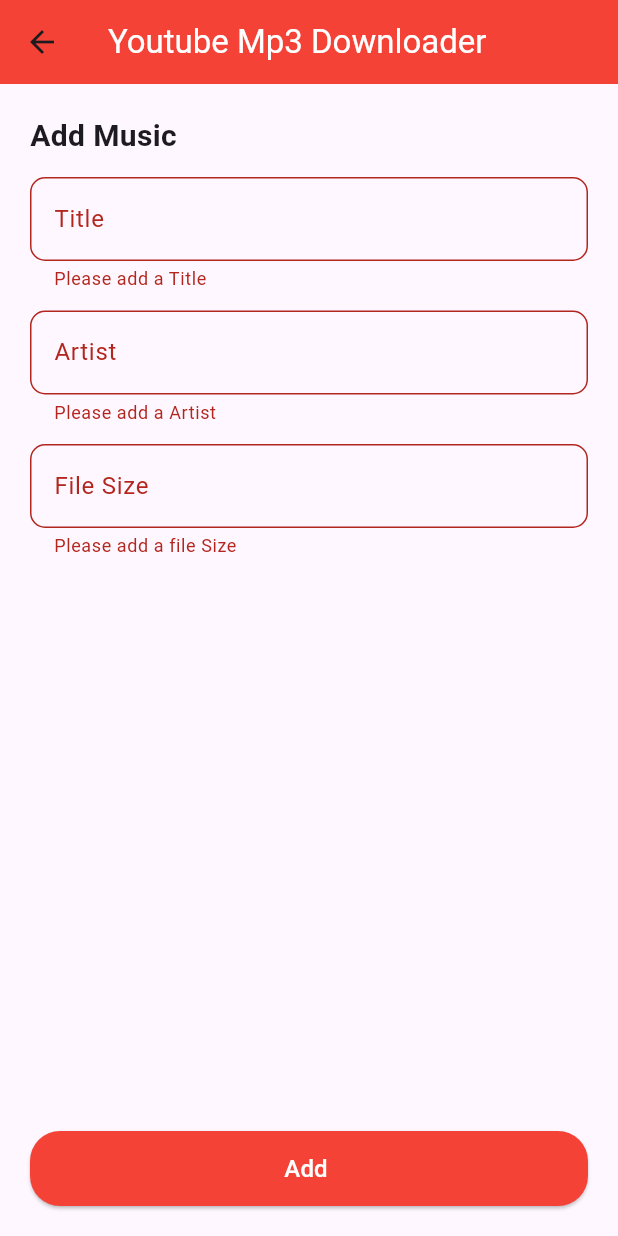
After one commit to KennJ78/biblequotes, a Flutter app: the Addmusic screen opened by its route, after a tap on "Add", on a phone screen of 412 x 824 dp. The commit adds this screen. Run offline on Flutter 3.47's test engine with Material 3 defaults, Android fonts, the phone set to English and light mode, and no system bars.

Commit message:
DynamicUILayout1withForm_YTmp3Downloader

```diff
--- a/lib/main.dart
+++ b/lib/main.dart
@@ -1,9 +1,13 @@
+import 'package:bible_quotes_app/pages/AddMusic.dart';
 import 'package:bible_quotes_app/pages/Dashboard.dart';
 import 'package:bible_quotes_app/pages/Listitems.dart';
 import 'package:flutter/material.dart';
 
 void main() {
   runApp(MaterialApp(
-    home: Listitems()
+    routes: {
+      '/': (context) => Listitems(),
+      '/add' : (context) => Addmusic()
+    },
   ));
 }
--- /dev/null
+++ b/lib/pages/AddMusic.dart
@@ -0,0 +1,141 @@
+import 'package:flutter/material.dart';
+
+class Addmusic extends StatefulWidget {
+  const Addmusic({super.key});
+
+  @override
+  State<Addmusic> createState() => _AddmusicState();
+}
+
+class _AddmusicState extends State<Addmusic> {
+
+  final _formKey = GlobalKey<FormState>();
+  String _title = '';
+  String _Artist = '';
+  double _filesize = 0.0;
+
+  @override
+  Widget build(BuildContext context) {
+    return Scaffold(
+      appBar: AppBar(
+        backgroundColor: Colors.red,
+        title: const Text(
+          'Youtube Mp3 Downloader',
+          style: TextStyle(
+            color: Colors.white,
+          ),
+        ),
+      ),
+      body: Column(
+        children: [
+          Expanded(
+            child: SingleChildScrollView(
+              padding: const EdgeInsets.all(20),
+              child: Form(
+                key: _formKey,
+                child: Column(
+                  crossAxisAlignment: CrossAxisAlignment.stretch,
+                  children: [
+                    const Text(
+                      'Add Music',
+                      style: TextStyle(
+                        fontSize: 20,
+                        fontWeight: FontWeight.bold,
+                      ),
+                    ),
+                    const SizedBox(height: 13),
+                    TextFormField(
+                      decoration: InputDecoration(
+                        labelText: 'Title',
+                        hintText: 'Ex. Kupong',
+                        border: OutlineInputBorder(
+                          borderRadius: BorderRadius.circular(10),
+                        ),
+                        focusedBorder: OutlineInputBorder(
+                          borderRadius: BorderRadius.circular(10),
+                          borderSide: const BorderSide(color: Colors.red),
+                        ),
+                      ),
+                      validator: (value){
+                        if (value == null || value.isEmpty){
+                          return 'Please add a Title';
+                        }
+                        return null;
+                      },
+                    ),
+                    const SizedBox(height: 13),
+                    TextFormField(
+                      decoration: InputDecoration(
+                        labelText: 'Artist',
+                        hintText: 'Ex. Gian',
+                        border: OutlineInputBorder(
+                          borderRadius: BorderRadius.circular(10),
+                        ),
+                        focusedBorder: OutlineInputBorder(
+                          borderRadius: BorderRadius.circular(10),
+                          borderSide: const BorderSide(color: Colors.red),
+                        ),
+                      ),
+
+                      validator: (value){
+                        if (value == null || value.isEmpty){
+                          return 'Please add a Artist';
+                        }
+                        return null;
+                      },
+                    ),
+                    const SizedBox(height: 13),
+                    TextFormField(
+                      decoration: InputDecoration(
+                        labelText: 'File Size',
+                        hintText: 'Ex. 10',
+                        border: OutlineInputBorder(
+                          borderRadius: BorderRadius.circular(10),
+                        ),
+                        focusedBorder: OutlineInputBorder(
+                          borderRadius: BorderRadius.circular(10),
+                          borderSide: const BorderSide(color: Colors.red),
+                        ),
+                      ),
+
+                      validator: (value){
+                        if (value == null || value.isEmpty){
+                          return 'Please add a file Size';
+                        }
+                        return null;
+                      },
+                    ),
+
+                  ],
+                ),
+              ),
+            ),
+          ),
+          Padding(
+            padding: const EdgeInsets.all(20),
+            child: ElevatedButton(
+              onPressed: () {
+                if (_formKey.currentState!.validate()){
+                  print ('The Form is Validated');
+
+                }
+              }, // Does nothing
+              style: ElevatedButton.styleFrom(
+                backgroundColor: Colors.red,
+                padding: const EdgeInsets.symmetric(vertical: 10),
+                shape: RoundedRectangleBorder(
+                  borderRadius: BorderRadius.circular(20),
+                ),
+                minimumSize: const Size.fromHeight(50),
+              ),
+              child: const Text(
+                'Add ',
+                style: TextStyle(color: Colors.white, fontSize: 16),
+              ),
+            ),
+          ),
+        ],
+      ),
+    );
+  }
+}
--- a/lib/pages/Listitems.dart
+++ b/lib/pages/Listitems.dart
@@ -31,6 +31,7 @@
           ),
         ),
       ),
+
       body: Padding(
         padding: const EdgeInsets.symmetric(vertical: 16.0, horizontal: 12.0),
         child: Column(
@@ -54,6 +55,17 @@
           ],
         ),
       ),
+      floatingActionButton: FloatingActionButton(
+        backgroundColor: Colors.red,
+        onPressed: () {
+          Navigator.pushNamed(context, '/add');
+        },
+        child: Icon(
+          Icons.add,
+          color: Colors.white,
+        ),
+      ),
+
     );
   }
 }
```
Also changed, not shown: pubspec.yaml (+8 -1 lines).
